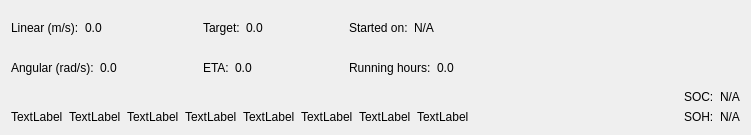
Qt form ui/navi_state.ui (xinjuezou-whi/whi_rviz_plugins) before a commit.
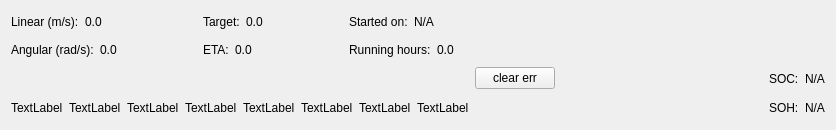
The same form after that commit.

Commit message: add clear mech for navi state

```diff
--- a/ui/navi_state.ui
+++ b/ui/navi_state.ui
@@ -6,14 +6,14 @@
    <rect>
     <x>0</x>
     <y>0</y>
-    <width>751</width>
-    <height>135</height>
+    <width>836</width>
+    <height>130</height>
    </rect>
   </property>
   <property name="windowTitle">
    <string>Form</string>
   </property>
-  <layout class="QVBoxLayout" name="verticalLayout_14">
+  <layout class="QVBoxLayout" name="verticalLayout_15">
    <item>
     <layout class="QHBoxLayout" name="horizontalLayout_7">
      <item>
@@ -446,6 +446,30 @@
        </item>
       </layout>
      </item>
+     <item>
+      <layout class="QVBoxLayout" name="verticalLayout_14">
+       <item>
+        <widget class="QPushButton" name="pushButton_clear">
+         <property name="text">
+          <string>clear err</string>
+         </property>
+        </widget>
+       </item>
+       <item>
+        <spacer name="verticalSpacer_2">
+         <property name="orientation">
+          <enum>Qt::Vertical</enum>
+         </property>
+         <property name="sizeHint" stdset="0">
+          <size>
+           <width>20</width>
+           <height>40</height>
+          </size>
+         </property>
+        </spacer>
+       </item>
+      </layout>
+     </item>
      <item>
       <spacer name="horizontalSpacer_12">
        <property name="orientation">
```
The commit also changes 4 other files.
